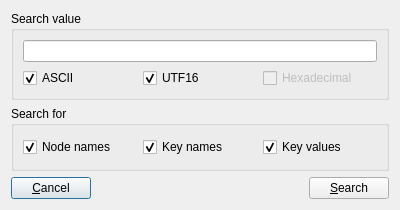
First picture: the form in trunk/dlgsearch.ui, repository digitalsleuth/fred, before the edit.
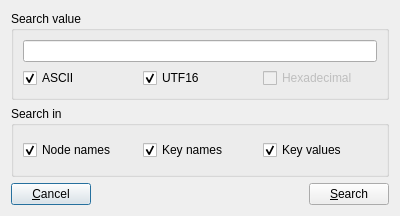
Second picture: the form after the edit. Icons and pictures are not drawn.

```diff
--- a/trunk/dlgsearch.ui
+++ b/trunk/dlgsearch.ui
@@ -7,7 +7,7 @@
     <x>0</x>
     <y>0</y>
     <width>400</width>
-    <height>210</height>
+    <height>216</height>
    </rect>
   </property>
   <property name="sizePolicy">
@@ -73,7 +73,7 @@
    <item>
     <widget class="QGroupBox" name="groupBox_2">
      <property name="title">
-      <string>Search for</string>
+      <string>Search in</string>
      </property>
      <layout class="QHBoxLayout" name="horizontalLayout_2">
       <item>
```
